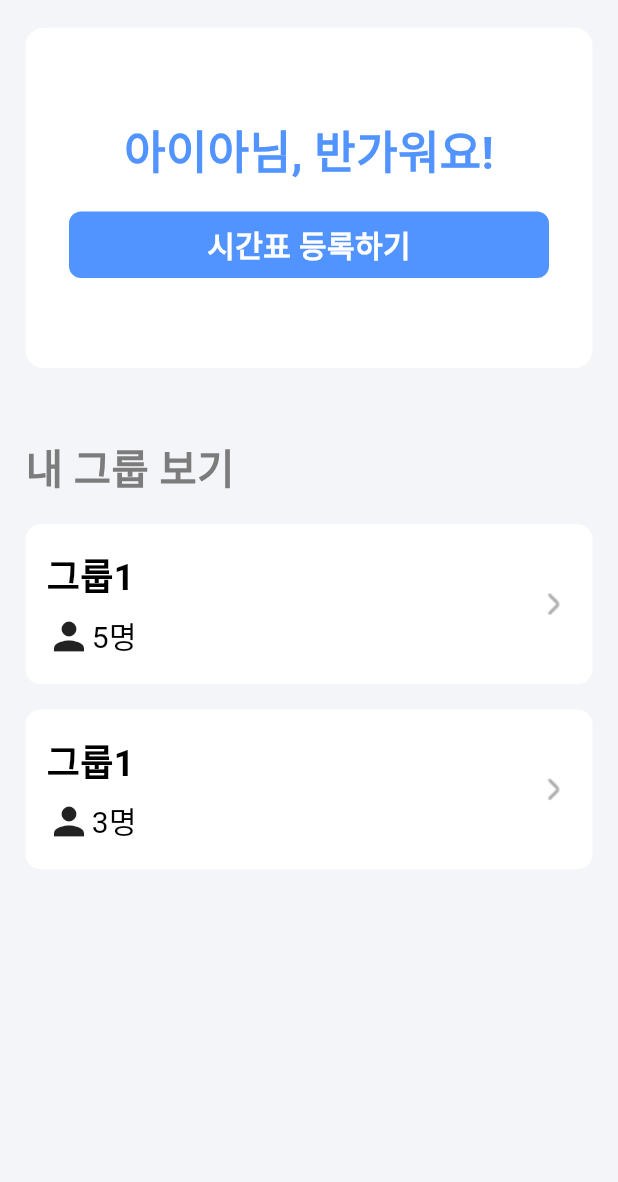
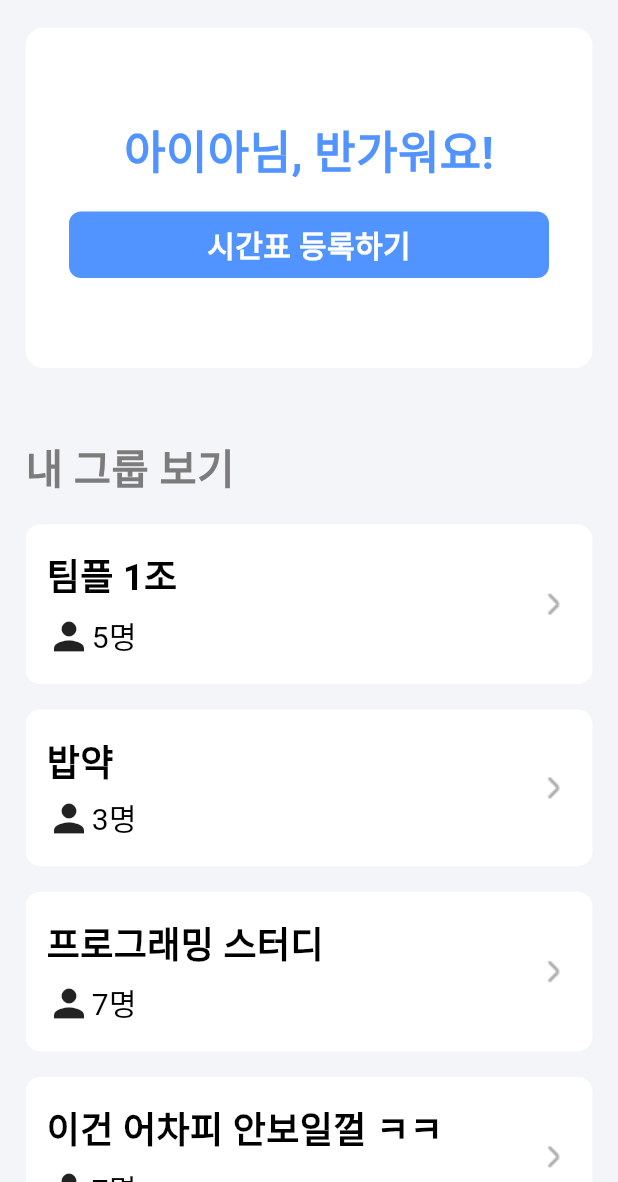
Before and after one commit to AIIA-GCU/VinTeum-FE, a Flutter app: the HomeScreen screen opened directly, on a phone screen of 412 x 824 dp, the part 54-1236 px from its top. Run offline on Flutter 3.47's test engine with Material 3 defaults, Android fonts, the phone set to English and light mode, and no system bars; our stand-ins replace image_picker, smooth_page_indicator; Roboto replaces fonts that are missing (Pretendard).

Commit message:
[chore] 글씨 변경
- 웹훅 테스트

```diff
--- a/lib/Page/Home_Screen.dart
+++ b/lib/Page/Home_Screen.dart
@@ -1,13 +1,10 @@
 import 'package:flutter/material.dart';
 import 'package:vinteum/Common/color.dart';
 import 'package:vinteum/widget/custom_button.dart';
-import 'package:vinteum/widget/custom_dialog.dart';
 import 'package:vinteum/Page/Alarm_Screen.dart';
 import 'package:vinteum/main.dart';
-import 'package:vinteum/widget/dialog.dart';
 import 'package:vinteum/Page/Setting_Screen.dart';
 import 'package:vinteum/widget/Group_List.dart';
-import 'package:vinteum/Page/Timetable_Screen.dart';
 import 'package:vinteum/Page/Timetable_Manager.dart';
 
 class HomeScreen extends StatefulWidget {
@@ -24,10 +21,10 @@ class _HomeScreenState extends State<HomeScreen> {
   @override
   Widget build(BuildContext context) {
     List<Widget> data = [
-      GroupList(title: "그룹1", number: 5),
-      GroupList(title: "그룹1", number: 3),
-      // GroupList(title: "그룹1", number: "5"),
-      // GroupList(title: "그룹1", number: "5"),
+      GroupList(title: "팀플 1조", number: 5),
+      GroupList(title: "밥약", number: 3),
+      GroupList(title: "프로그래밍 스터디", number: 7),
+      GroupList(title: "이건 어차피 안보일껄 ㅋㅋ", number: 7),
     ];
     return Scaffold(
       backgroundColor: VinTeumColors.background,
```
